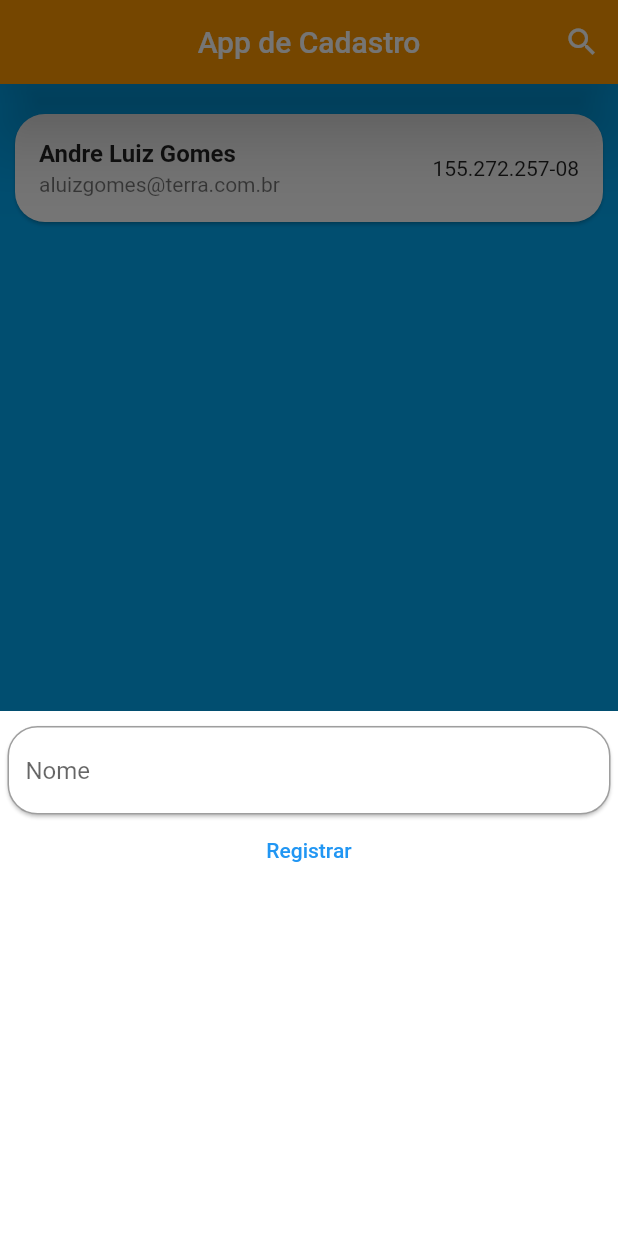
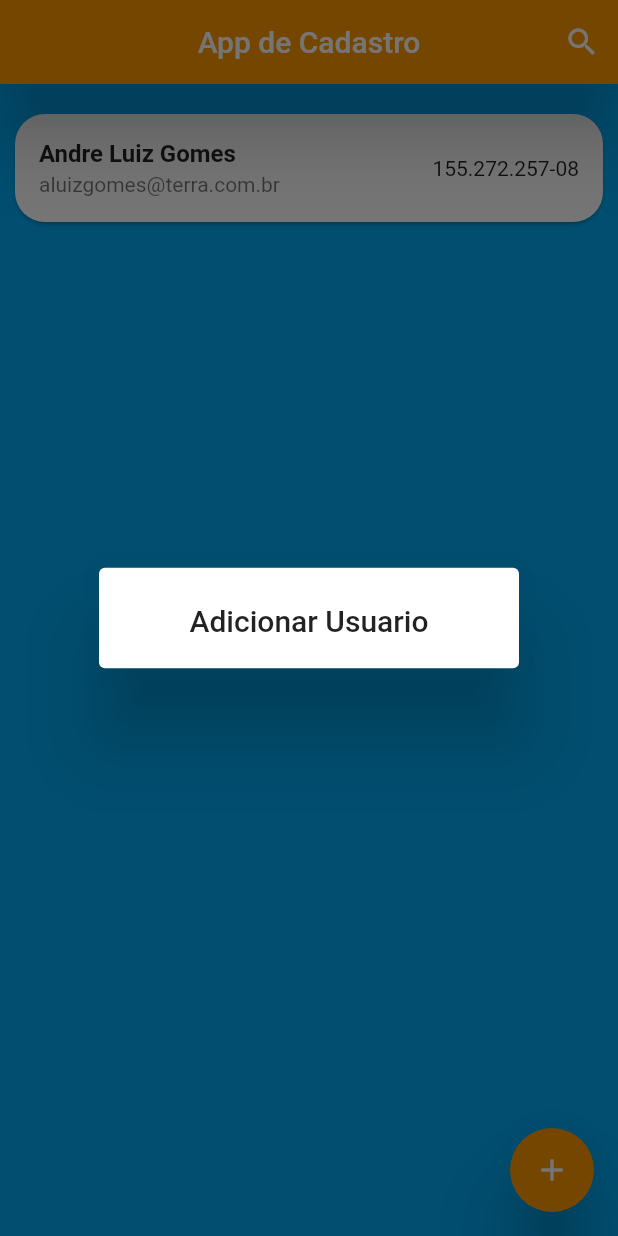
Before and after one commit to ALuizGomes/pm1_sala_flutter, a Flutter app: the screen it shows after launch, after a tap on the "add" icon, on a phone screen of 412 x 824 dp. Run offline on Flutter 3.47's test engine with Material 2 defaults, Android fonts, the phone set to English and light mode, and no system bars.

Commit message:
PopUpScreen

```diff
--- /dev/null
+++ b/lib/Content/popUpScreen.dart
@@ -0,0 +1,20 @@
+import 'package:flutter/material.dart';
+
+class PopUpScreen extends StatefulWidget {
+  const PopUpScreen({ Key? key }) : super(key: key);
+
+  @override
+  State<PopUpScreen> createState() => _PopUpScreenState();
+}
+
+class _PopUpScreenState extends State<PopUpScreen> {
+  @override
+  Widget build(BuildContext context) {
+    return AlertDialog(
+      title: Center(
+        child: Text('Adicionar Usuario')
+        ),
+      // titlePadding: EdgeInsets.all(10),
+    );
+  }
+}
--- a/lib/pages/home.dart
+++ b/lib/pages/home.dart
@@ -1,4 +1,5 @@
 import 'package:flutter/material.dart';
+import 'package:pm1_sala_flutter/Content/popUpScreen.dart';
 
 import '../constructor/user_dummy.dart';
 
@@ -30,38 +31,9 @@ class _HomePageState extends State<HomePage> {
       elevation: 20,
       backgroundColor: Colors.orange,
       child: const Icon(Icons.add_outlined),
-      onPressed: () => showModalBottomSheet(
-        isScrollControlled: true,
+      onPressed: () => showDialog(
         context: context,
-        builder: (ctx) => Container(
-          height: 350,
-          color: Colors.white,
-          child: Center(
-            child: Column(
-              children: [
-                const Card(
-                  shape: RoundedRectangleBorder(
-                    borderRadius: BorderRadius.all(Radius.circular(20))
-                  ),
-                  margin: EdgeInsets.fromLTRB(5, 10, 5, 0),
-                  child: TextField(
-                    scrollPadding: EdgeInsets.all(50),
-                    decoration: InputDecoration(
-                      hintText: 'Nome',
-                      border: OutlineInputBorder(
-                        borderRadius: BorderRadius.all(Radius.circular(20))
-                      )
-                    ),
-                  ),
-                ),
-                TextButton(
-                  child: const Text('Registrar'),
-                  onPressed: () => Navigator.pop(ctx),
-                )
-              ],
-            ),
-          )
-        )
+        builder: (_) => const PopUpScreen(),
       )
     );
   }
```
Also changed, not shown: lib/pages/teste.dart (deleted, +0 -47 lines).
